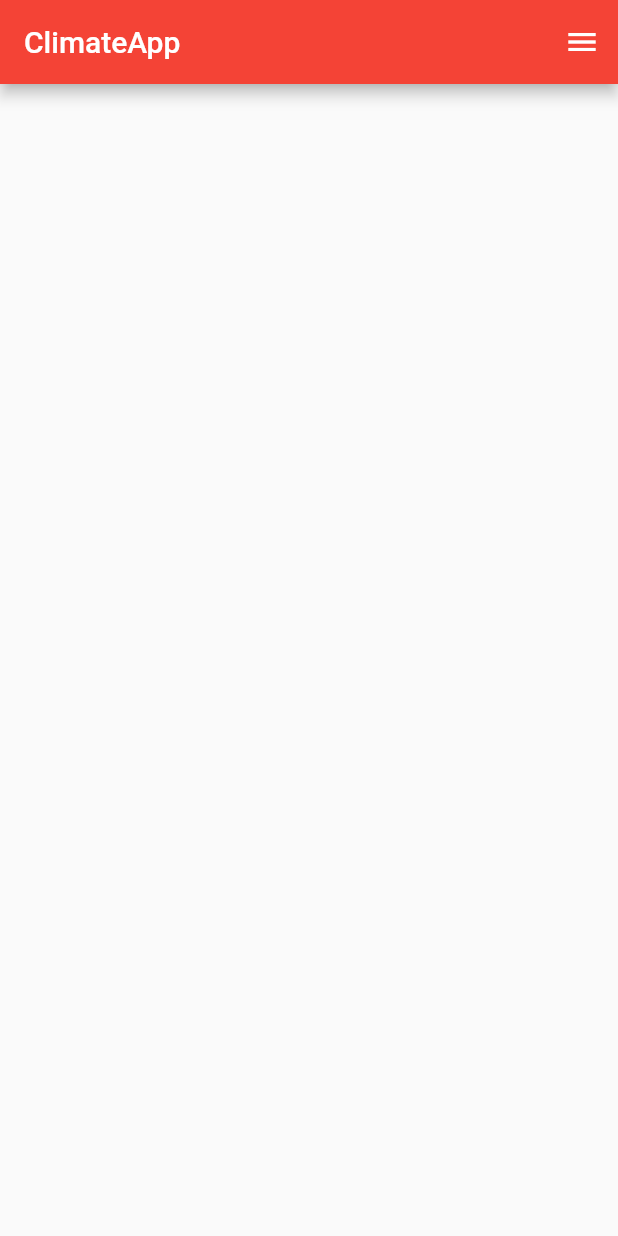
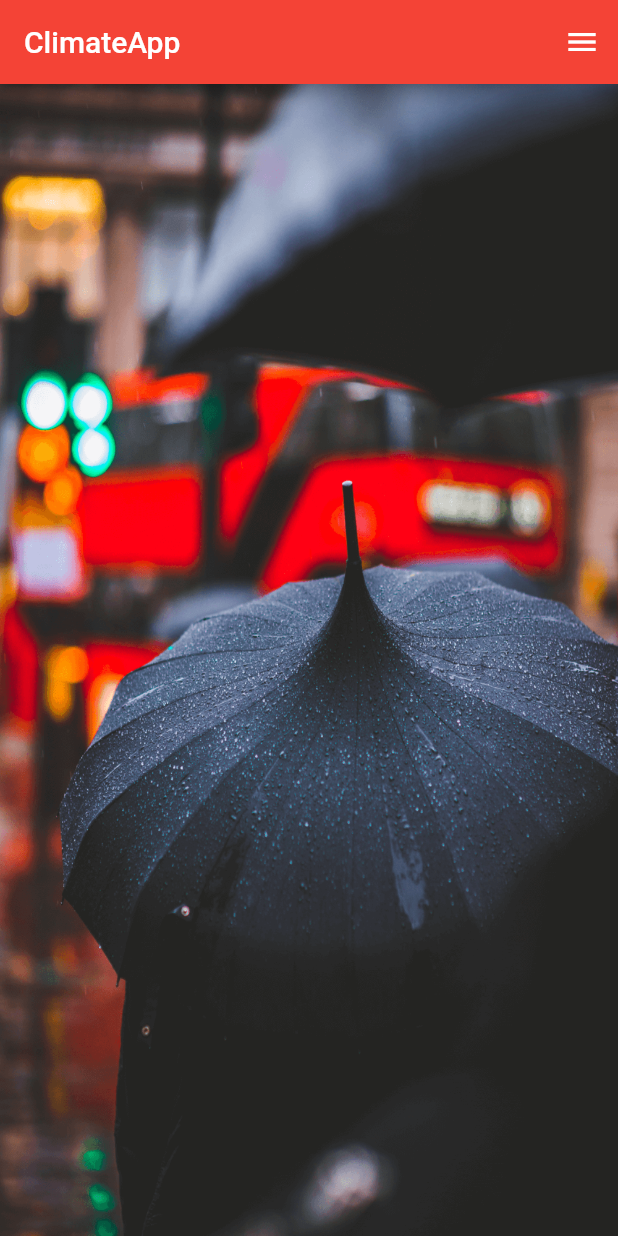
Before and after one commit to QuratulainSajid712/BSCS-B15-B-075-MAD, a Flutter app: the screen it shows after launch, on a phone screen of 412 x 824 dp. Run offline on Flutter 3.47's test engine with Material 2 defaults, Android fonts, the phone set to English and light mode, and no system bars; our stand-ins replace audioplayers, auto_size_text, flutter_custom_clippers, font_awesome_flutter, html_unescape, rflutter_alert; missing offline and left inert: contactus, sessional1_075.

Commit message:
added stack and images folder

```diff
--- a/weather_app/lib/main.dart
+++ b/weather_app/lib/main.dart
@@ -1,5 +1,5 @@
 import 'package:flutter/material.dart';
-import 'climatefile.dart';
+import 'ui/climatefile.dart';
 
 void main() {
   runApp(MaterialApp(
--- a/weather_app/lib/climatefile.dart
+++ b/weather_app/lib/ui/climatefile.dart
@@ -19,6 +19,18 @@ class _ClimateState extends State<Climate> {
         ],
 
       ),
+      body: Stack(
+          children: <Widget>[
+      Center(
+      child: Image(
+          image: AssetImage('images/umbrella.png'),
+      height: 1250.0,
+      width: 600.0,
+      fit: BoxFit.fill,
+    ),
+    ),
+    ],
+      ),
     );
   }
 }
```
Also changed, not shown: weather_app/pubspec.yaml (+4 -3 lines), weather_app/images/light_rain.png (added), weather_app/images/umbrella.png (added), weather_app/images/white_snow.png (added).
